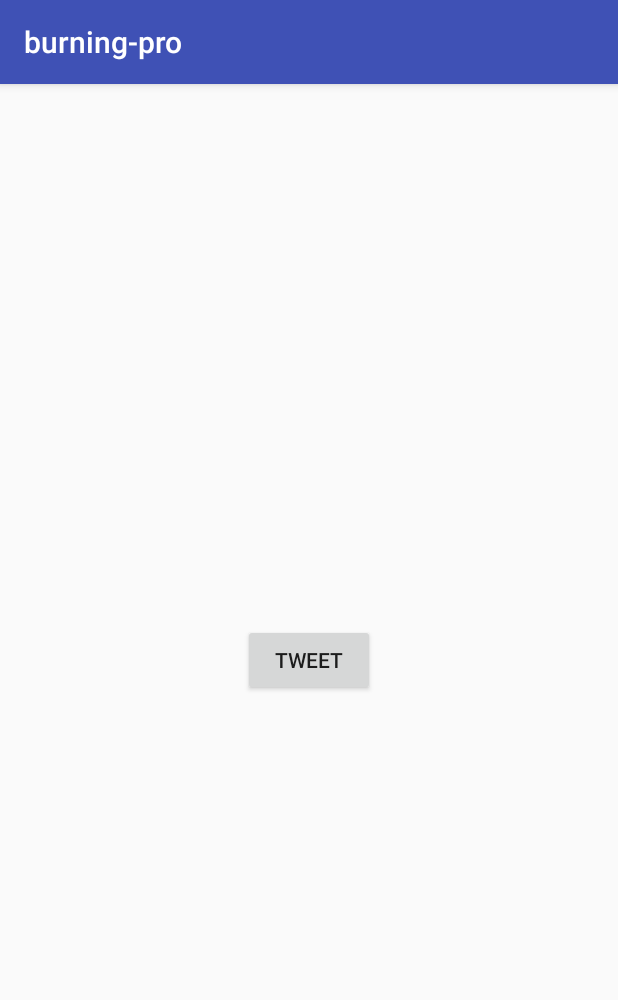
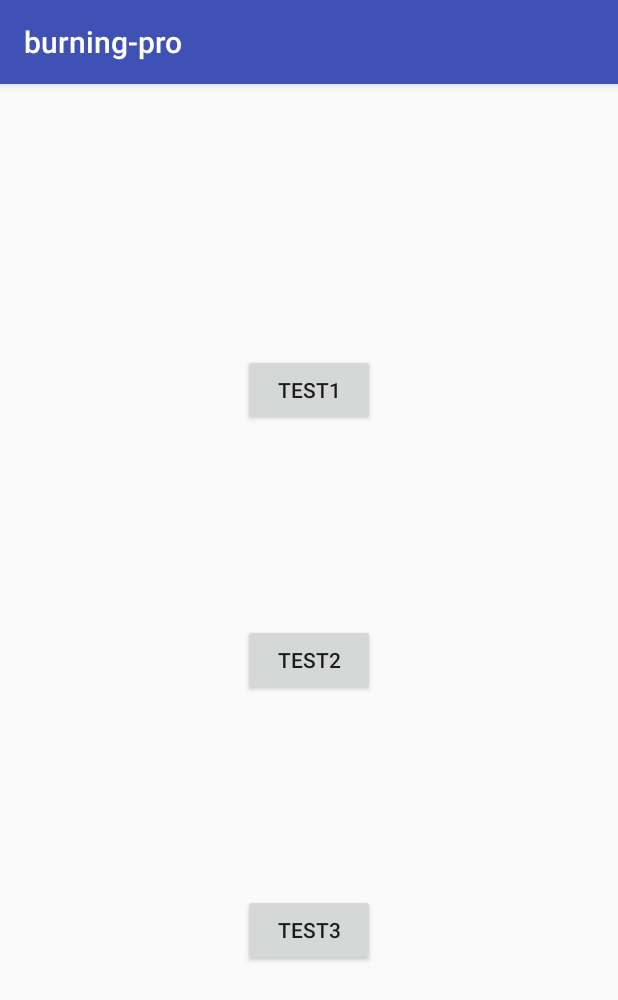
Before and after one commit to pbl-2018-hillclimb/burning-pro-client, an Android app: the MainActivity screen opened directly, with no data from a screen before it, on a phone screen of 412 x 824 dp. Shown: the top 1000 px of the screen. Run offline under Robolectric (Android 15) with nearby library versions, the light colour scheme and no system bars.

Commit message:
Add TweetIntentBuilder

```diff
--- a/app/src/main/java/jp/ac/titech/itpro/pbl/burning_pro/TwitterManager.java
+++ b/app/src/main/java/jp/ac/titech/itpro/pbl/burning_pro/TwitterManager.java
@@ -6,38 +6,18 @@ import android.content.pm.PackageManager;
 import android.net.Uri;
 import android.widget.Toast;
 
-import java.net.URLEncoder;
+public class TwitterManager {
 
-public class TwitterManager {
-	private final static String TAG = "TwitterManager";
-	private Context context;
-	private PackageManager packageManager;
+	public static void openTwitter(Context context, Uri uri) {
+		PackageManager pm = context.getPackageManager();
+		Intent intent = new Intent(Intent.ACTION_VIEW, uri);
 
-	TwitterManager(Context context) {
-		this.context = context;
-		this.packageManager = context.getPackageManager();
+		if (intent.resolveActivity(pm) != null) {
+			context.startActivity(intent);
+		} else {
+			Toast.makeText(context,
+				R.string.toast_no_view_activity, Toast.LENGTH_LONG).show();
+		}
 	}
 
-	public void openTwitter(String text) {
-		try {
-			String intent_head =
-				context.getResources().getString(R.string.tweet_intent_head);
-			String intent_text = URLEncoder.encode(text, "UTF-8");
-			String tweet_intent_url =
-				String.format("%stext=%s", intent_head, intent_text);
-
-			Uri uri = Uri.parse(tweet_intent_url);
-			Intent intent = new Intent(Intent.ACTION_VIEW, uri);
-
-			if (intent.resolveActivity(packageManager) != null) {
-				context.startActivity(intent);
-			} else {
-				Toast.makeText(context,
-					R.string.toast_no_view_activity, Toast.LENGTH_LONG).show();
-			}
-
-		}catch (Exception e){
-			e.printStackTrace();
-		}
-	}
 }
--- a/app/src/main/res/layout/activity_main.xml
+++ b/app/src/main/res/layout/activity_main.xml
@@ -7,13 +7,36 @@
     tools:context=".MainActivity">
 
     <Button
+        android:id = "@+id/tweetTest1"
         android:layout_width="wrap_content"
         android:layout_height="wrap_content"
-        android:text="@string/tweet_test_label"
+        android:text="Test1"
         android:onClick="tweetTest"
-        app:layout_constraintBottom_toBottomOf="parent"
+        app:layout_constraintBottom_toBottomOf="@id/tweetTest2"
         app:layout_constraintLeft_toLeftOf="parent"
         app:layout_constraintRight_toRightOf="parent"
         app:layout_constraintTop_toTopOf="parent" />
 
+    <Button
+        android:id = "@+id/tweetTest2"
+        android:layout_width="wrap_content"
+        android:layout_height="wrap_content"
+        android:text="Test2"
+        android:onClick="tweetTest2"
+        app:layout_constraintBottom_toBottomOf="@id/tweetTest3"
+        app:layout_constraintLeft_toLeftOf="parent"
+        app:layout_constraintRight_toRightOf="parent"
+        app:layout_constraintTop_toTopOf="@id/tweetTest1" />
+
+    <Button
+        android:id = "@+id/tweetTest3"
+        android:layout_width="wrap_content"
+        android:layout_height="wrap_content"
+        android:text="Test3"
+        android:onClick="tweetTest3"
+        app:layout_constraintBottom_toBottomOf="parent"
+        app:layout_constraintLeft_toLeftOf="parent"
+        app:layout_constraintRight_toRightOf="parent"
+        app:layout_constraintTop_toTopOf="@id/tweetTest2" />
+
 </android.support.constraint.ConstraintLayout>
--- a/app/src/main/res/values/strings.xml
+++ b/app/src/main/res/values/strings.xml
@@ -1,6 +1,4 @@
 <resources>
     <string name="app_name">burning-pro</string>
-    <string name="tweet_test_label">Tweet</string>
-    <string name="tweet_intent_head">https://twitter.com/intent/tweet?</string>
     <string name="toast_no_view_activity">利用可能なブラウザが見つかりません</string>
 </resources>
```
Also changed, not shown: app/src/main/java/jp/ac/titech/itpro/pbl/burning_pro/MainActivity.java (+34 -6 lines), app/src/main/java/jp/ac/titech/itpro/pbl/burning_pro/TweetIntentBuilder.java (added, +74 -0 lines).
